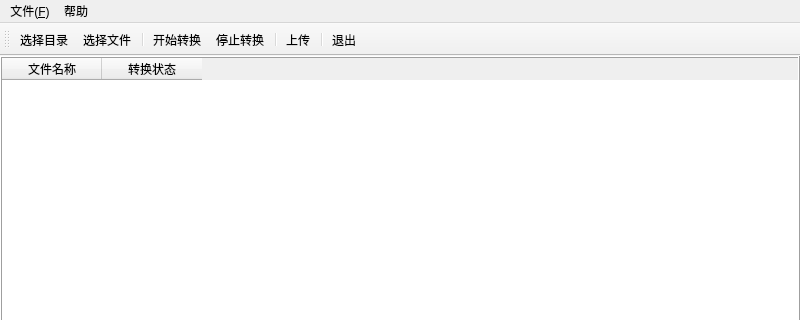
Before: the Qt Designer form ui_main.ui in jondy/mkepub, drawn with Qt 5; both pictures show x 0 to 800 and y 0 to 320 of the 800 by 600 pixel window.
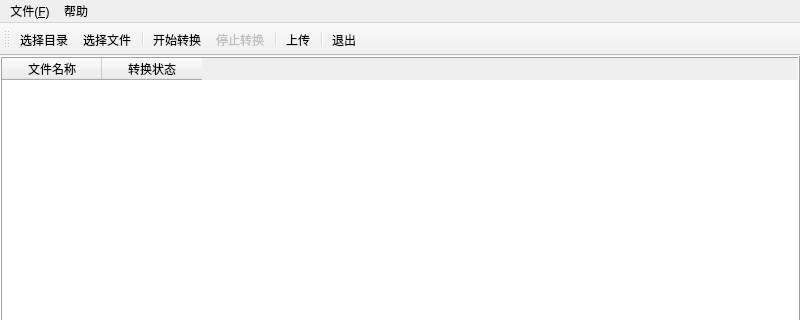
After: the same form once the commit is applied.

The edit to the form file:
```diff
--- a/ui_main.ui
+++ b/ui_main.ui
@@ -140,6 +140,9 @@
    </property>
   </action>
   <action name="actionStop">
+   <property name="enabled">
+    <bool>false</bool>
+   </property>
    <property name="text">
     <string>停止转换</string>
    </property>
```
